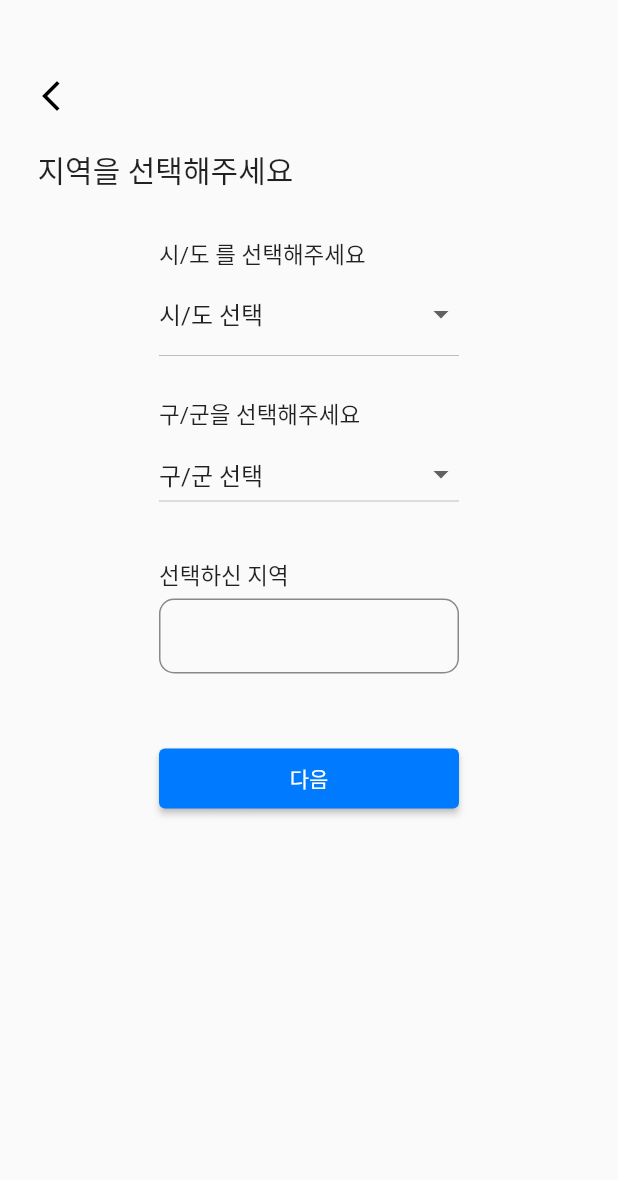
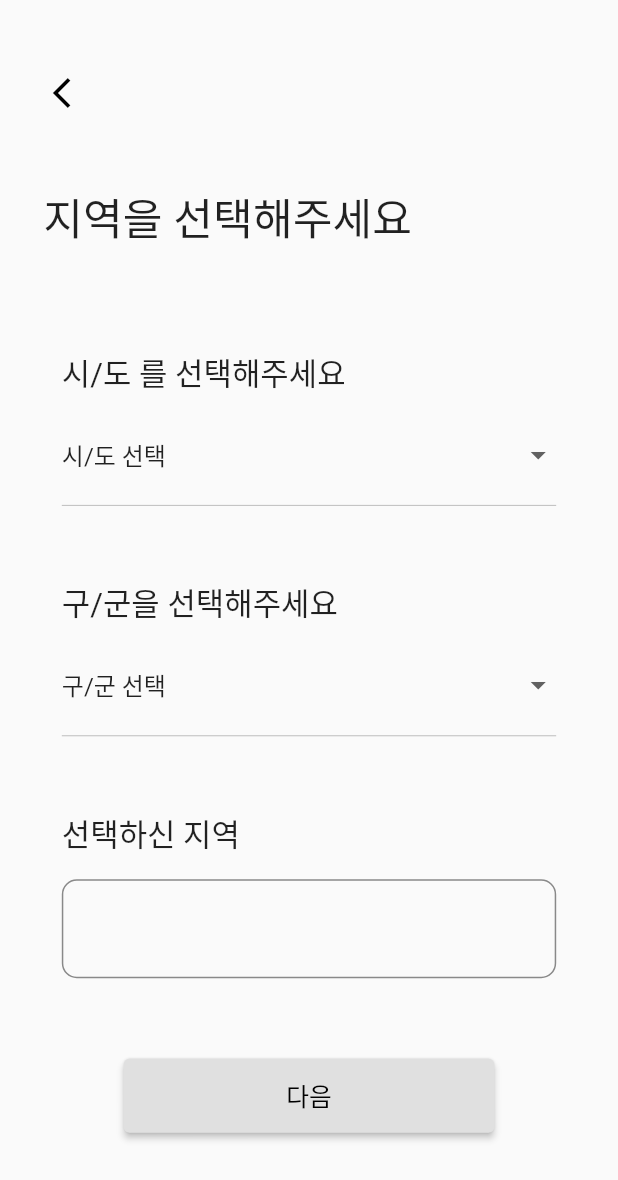
Before and after one commit to mqm00/HemingWay, a Flutter app: the getLocation screen opened directly, on a phone screen of 412 x 824 dp. Shown: the top 1180 px of the screen. Run offline on Flutter 3.47's test engine with Material 2 defaults, Android fonts, the phone set to English and light mode, and no system bars; our stand-ins replace csv, flutter_screenutil, flutter_spinkit.

Commit message:
0113 takminju

```diff
--- a/lib/main.dart
+++ b/lib/main.dart
@@ -1,7 +1,10 @@
 import 'package:flutter/material.dart';
+// import 'package:google_mobile_ads/google_mobile_ads.dart';
 import 'screens/main_screen/main_screen.dart';
 
 void main() {
+  WidgetsFlutterBinding.ensureInitialized();
+  // MobileAds.instance.initialize();
   runApp(MyApp2());
 }
 
--- a/lib/screens/main_screen/choose_location.dart
+++ b/lib/screens/main_screen/choose_location.dart
@@ -119,6 +119,9 @@ class _getLocation extends State<getLocation>{
   @override
   Widget build(BuildContext context) {
 
+    final width = MediaQuery.of(context).size.width;
+    final height = MediaQuery.of(context).size.height;
+
     String local = location();
 
     return Scaffold(
@@ -130,7 +133,9 @@ class _getLocation extends State<getLocation>{
                 mainAxisAlignment: MainAxisAlignment.start,
                 crossAxisAlignment: CrossAxisAlignment.start,
               children:[
-            Padding(padding: EdgeInsets.fromLTRB(10,40, 0,0),
+            Container(
+              width: width*0.2,
+              height: height*0.15,
               child:
               IconButton(
                 onPressed: () {
@@ -140,24 +145,27 @@ class _getLocation extends State<getLocation>{
             )]),
         Row(
             children:
-            [Padding(padding: EdgeInsets.fromLTRB(25,10.0, 0, 30),
+            [Padding(padding: EdgeInsets.only(left:width*0.07),
               child: Text('지역을 선택해주세요',
-                style: TextStyle(fontSize: 20),),
+                style: TextStyle(fontSize: height*0.035),),
             )]),
 
             Column(
               mainAxisAlignment: MainAxisAlignment.center,
               crossAxisAlignment: CrossAxisAlignment.start,
+
               children: [
+                Padding(padding: EdgeInsets.only(top:height*0.08)),
 
                 Text('시/도 를 선택해주세요',
-                  style: TextStyle(fontSize: 15),),
+                  style: TextStyle(fontSize: height*0.025),),
 
                 Container(
-                  margin: EdgeInsets.fromLTRB(0, 5, 0, 20),
-                  width: 200,
-                  height: 60,
-            child:
+                    margin: EdgeInsets.fromLTRB(0, height*0.02, 0, height*0.05),
+                  width: width * 0.8,
+                  height: height*0.08,
+
+                    child:
                 DropdownButton(
                   isExpanded: true,
                     value: _selectedSido,
@@ -175,33 +183,31 @@ class _getLocation extends State<getLocation>{
                 )
                 ),
                 Text('구/군을 선택해주세요',
-                  style: TextStyle(fontSize: 15),),
+                  style: TextStyle(fontSize: height*0.025),),
                 Container(
-                  margin: EdgeInsets.fromLTRB(0, 5, 0, 30),
-                  width: 200,
-                  height: 50,
+                  margin: EdgeInsets.fromLTRB(0, height*0.02, 0, height*0.05),
+                  width: width * 0.8,
+                  height: height*0.08,
                   child:
                   _makeGuGunSelector(_selectedSido),
                 ),
 
-                Text('선택하신 지역', style: TextStyle(fontSize: 15)),
+                Text('선택하신 지역', style: TextStyle(fontSize: height*0.025)),
 
                 Container(
-                  margin: EdgeInsets.fromLTRB(0, 5, 0, 20),
-                  width: 200,
-                  height: 50,
+                    margin: EdgeInsets.fromLTRB(0, height*0.02, 0, height*0.05),
+                    width: width * 0.8,
+                    height: height*0.08,
                   decoration: BoxDecoration(
                       borderRadius: BorderRadius.circular(10),
                       border: Border.all(color: Colors.black45)),
                   child:
                     Padding(
-                      padding: EdgeInsets.all(9),
+                      padding: EdgeInsets.all(height*0.02),
                       child:
                         Text(local,
                           textAlign: TextAlign.center,
-                          style: TextStyle(
-                              fontSize: 16
-                          ),)
+                          style: TextStyle(fontSize: height*0.025),)
                     )
                 )
 
@@ -214,12 +220,15 @@ class _getLocation extends State<getLocation>{
                 crossAxisAlignment: CrossAxisAlignment.center,
                 children:
                 [Padding(
-                  padding: EdgeInsets.fromLTRB(0, 30, 0, 0),
+                  padding: EdgeInsets.fromLTRB(0, height*0.015, 0, height*0.05),
                   child: Container(
-                    height: 40,
-                    width: 200,
+                    height: height * 0.06,
+                    width: width * 0.6,
                     child: ElevatedButton(
-                      child: const Text('다음'),
+                      child: Text('다음', style: TextStyle(fontSize: height*0.02, color: Colors.black)),
+                      style: ButtonStyle(
+                          backgroundColor: MaterialStateProperty.all(Colors.grey[300])
+                      ),
                       onPressed: () {
                         if(_selectedSido == '시/도 선택'){
                           _showAlert(title: "지역 선택 안함", message: "시/도를 선택해주세요");
@@ -230,9 +239,9 @@ class _getLocation extends State<getLocation>{
                         else{
                           // String sido = '';
                           // String gugun = '';
-                        Navigator.push(context, CupertinoPageRoute(builder:(context) => LoadingScreen()));
-                      }
-                        },
+                          Navigator.push(context, CupertinoPageRoute(builder:(context) => LoadingScreen()));
+                        }
+                      },
                     ),
                   ),
                 )
--- a/pubspec.yaml
+++ b/pubspec.yaml
@@ -31,7 +31,7 @@ environment:
 dependencies:
   flutter:
     sdk: flutter
-  flutter_screenutil: ^2.3.1
+  flutter_screenutil: ^5.6.0
 
 
   # The following adds the Cupertino Icons font to your application.
@@ -40,6 +40,7 @@ dependencies:
   csv: ^5.0.1
   csc_picker: ^0.2.6
   flutter_spinkit: ^5.1.0
+#  google_mobile_ads: ^2.3.0
 
 dev_dependencies:
   flutter_test:
```
Also changed, not shown: lib/screens/main_screen/coding_detail.dart (+48 -37 lines), lib/screens/main_screen/loading_screen.dart (+41 -17 lines), lib/screens/main_screen/main_screen.dart (+85 -52 lines), pubspec.lock, 2 other files.
